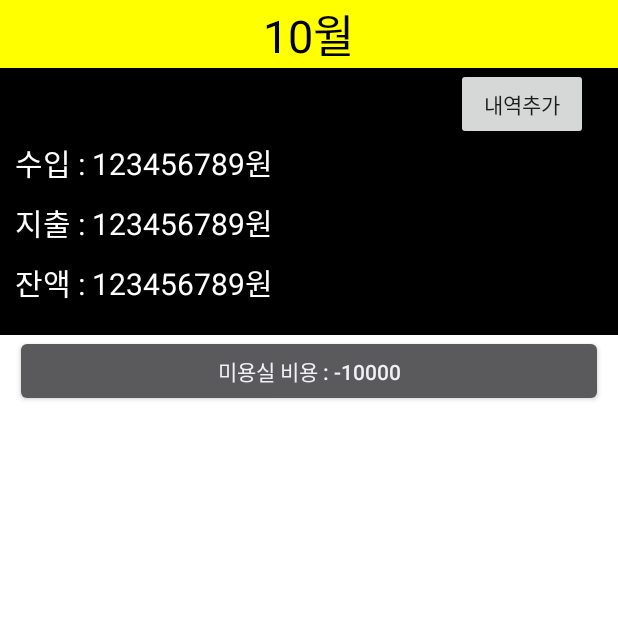
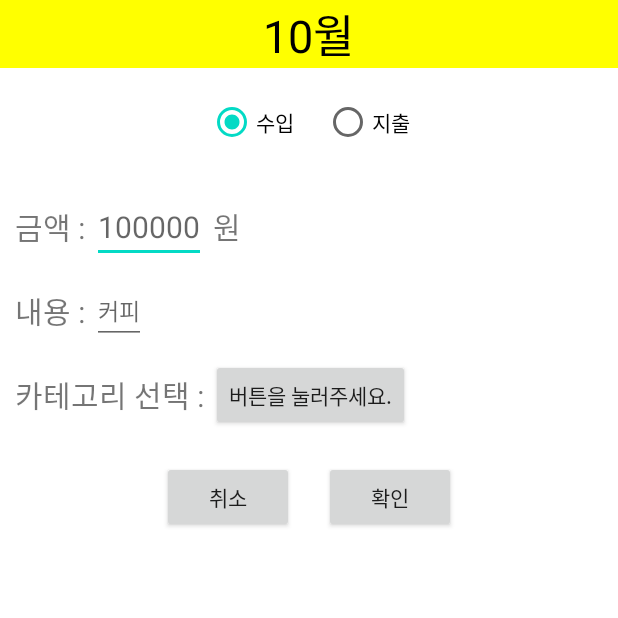
Before and after one commit to KeiPro/AccountBookProject, an Android app: the screen it shows after launch (MainActivity before the commit, InputHistory after it), after a tap on "내역추가", on a phone screen of 412 x 824 dp, the top half of it. Run offline under Robolectric (Android 15) with nearby library versions, the phone set to English and light mode, and no system bars.

Commit message:
Popup Menu & Activity Swithcing.

```diff
--- a/app/src/main/AndroidManifest.xml
+++ b/app/src/main/AndroidManifest.xml
@@ -21,6 +21,8 @@
 
         </activity>
 
+        <activity android:name=".InputHistory"/>
+
     </application>
 
 </manifest>
--- /dev/null
+++ b/app/src/main/java/com/example/accountbookproject/InputHistory.java
@@ -0,0 +1,65 @@
+package com.example.accountbookproject;
+
+import android.app.Activity;
+import android.os.Bundle;
+import android.view.Menu;
+import android.view.MenuInflater;
+import android.view.MenuItem;
+import android.view.View;
+import android.widget.Button;
+import android.widget.PopupMenu;
+
+public class InputHistory extends Activity {
+
+    Button m_popupMenuBtn;
+
+    protected void onCreate(Bundle savedInstanceState)
+    {
+        super.onCreate(savedInstanceState);
+        setContentView(R.layout.activity_inputpage);
+
+        m_popupMenuBtn = (Button)findViewById(R.id.categoryBtn);
+    }
+
+    public void onClickCancel(View v)
+    {
+        finish();
+    }
+
+    public void onClickConfirm()
+    {
+
+    }
+
+    public void OnClickCategory(View v)
+    {
+        PopupMenu popup = new PopupMenu(this, v);
+        MenuInflater inflater = popup.getMenuInflater();
+        Menu menu = popup.getMenu();
+
+        inflater.inflate(R.menu.category_menu, menu);
+
+        popup.setOnMenuItemClickListener(new PopupMenu.OnMenuItemClickListener(){
+            public boolean onMenuItemClick(MenuItem item){
+
+                switch(item.getItemId()){
+                    case R.id.fixed_incoming:
+
+                        m_popupMenuBtn.setText(item.getTitle());
+
+                        break;
+
+                    case R.id.expenditure:
+
+                        m_popupMenuBtn.setText(item.getTitle());
+
+                        break;
+                }
+                return false;
+            }
+        });
+
+        popup.show();
+    }
+
+}
--- a/app/src/main/java/com/example/accountbookproject/MainActivity.java
+++ b/app/src/main/java/com/example/accountbookproject/MainActivity.java
@@ -3,6 +3,7 @@ package com.example.accountbookproject;
 //https://m.blog.naver.com/eominsuk55/220227937851 : 액티비티 이동하는 부분.
 
 import android.app.Activity;
+import android.content.Intent;
 import android.os.Bundle;
 import android.view.View;
 import android.widget.Button;
@@ -11,21 +12,31 @@ import android.widget.Toast;
 
 public class MainActivity extends Activity {
 
+    private Button m_addHistory;
+
     @Override
     protected void onCreate(Bundle savedInstanceState) {
         super.onCreate(savedInstanceState);
         setContentView(R.layout.activity_ab_main);
 
-        Button but = (Button)findViewById(R.id.btn_plusHistory);
-        but.setOnClickListener(new View.OnClickListener() {
+        Intent intent = new Intent(this, InputHistory.class);
+
+        m_addHistory = (Button)findViewById(R.id.btn_plusHistory);
+
+        m_addHistory.setOnClickListener(new View.OnClickListener() {
             @Override
             public void onClick(View v) {
-                History n_layout = new History(getApplicationContext());
-                LinearLayout layoutHistory = (LinearLayout)findViewById(R.id.layout_history);
-                layoutHistory.addView(n_layout);
 
-                Toast.makeText(MainActivity.this, "클릭되었습니다.", Toast.LENGTH_LONG).show();
+                startActivity(intent);
+
+//                History n_layout = new History(getApplicationContext());
+//                LinearLayout layoutHistory = (LinearLayout)findViewById(R.id.layout_history);
+//                layoutHistory.addView(n_layout);
+//
+//                Toast.makeText(MainActivity.this, "클릭되었습니다.", Toast.LENGTH_LONG).show();
             }
         });
     }
+
+
 }
--- a/app/src/main/res/layout/activity_inputpage.xml
+++ b/app/src/main/res/layout/activity_inputpage.xml
@@ -1,3 +1,4 @@
+<?xml version="1.0" encoding="utf-8"?>
 <LinearLayout
     xmlns:android="http://schemas.android.com/apk/res/android"
     android:orientation="vertical"
@@ -112,7 +113,36 @@
             android:layout_height="wrap_content"
             android:layout_gravity="center"
             android:textSize  = "20dp"
-            android:text = "카테고리 선택" />
+            android:text = "카테고리 선택 : " />
+
+        <Button
+            android:id="@+id/categoryBtn"
+            android:onClick="OnClickCategory"
+            android:layout_width="wrap_content"
+            android:layout_height="wrap_content"
+            android:text = "버튼을 눌러주세요."/>
+    </LinearLayout>
+
+    <LinearLayout
+        android:layout_width="wrap_content"
+        android:layout_height="wrap_content"
+        android:orientation="horizontal"
+        android:layout_gravity="center">
+
+        <Button
+            android:onClick="onClickCancel"
+            android:layout_width="wrap_content"
+            android:layout_height="wrap_content"
+            android:layout_marginTop="20dp"
+            android:layout_marginRight = "20dp"
+            android:text="취소"/>
+
+        <Button
+            android:onClick="onClickConfirm"
+            android:layout_width="wrap_content"
+            android:layout_height="wrap_content"
+            android:layout_marginTop="20dp"
+            android:text="확인"/>
 
     </LinearLayout>
 
--- /dev/null
+++ b/app/src/main/res/menu/category_menu.xml
@@ -0,0 +1,9 @@
+<menu xmlns:android="http://schemas.android.com/apk/res/android">
+    <item
+        android:id="@+id/fixed_incoming"
+        android:title="고정 수입" />
+
+    <item
+        android:id="@+id/expenditure"
+        android:title="지출" />
+</menu>
```
